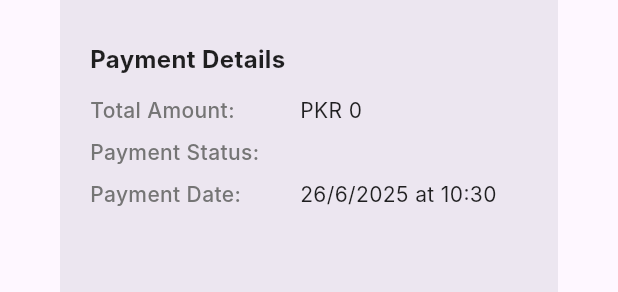
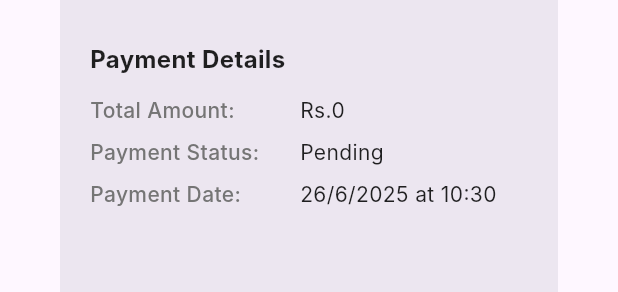
Before and after one commit to faizan2662/admin-panel-drive-smart, a Flutter app: the BookingDetailDialog widget shown alone on an empty page, opened directly with empty values, scrolled down 232 dp, on a phone screen of 412 x 824 dp. Shown: the part 757-1049 px from the top of the screen. Run offline on Flutter 3.47's test engine with Material 3 defaults, Android fonts, the phone set to English and light mode, and no system bars; our stand-ins replace cached_network_image, cloud_firestore, firebase_auth, firebase_core, firebase_storage, fl_chart; missing offline and left inert: dart:html; accounts and stored records are empty; Roboto replaces fonts that are missing (Inter).

Commit message:
Final Day commit

```diff
--- a/lib/screens/training/booking_detail_dialog.dart
+++ b/lib/screens/training/booking_detail_dialog.dart
@@ -107,8 +107,8 @@ class BookingDetailDialog extends StatelessWidget {
                     _buildSection(
                       'Payment Details',
                       [
-                        _buildInfoRow('Total Amount', 'PKR ${booking.totalAmount}'),
-                        _buildInfoRow('Payment Status', booking.paymentStatus ?? 'N/A'),
+                        _buildInfoRow('Total Amount', 'Rs.${booking.totalAmount}'),
+                        _buildInfoRow('Payment Status', _getSimplifiedPaymentStatus(booking.paymentStatus)),
                         if (booking.paymentDate != null)
                           _buildInfoRow('Payment Date', _formatDateTime(booking.paymentDate!)),
                       ],
@@ -324,4 +324,18 @@ class BookingDetailDialog extends StatelessWidget {
       },
     );
   }
+
+  String _getSimplifiedPaymentStatus(String? paymentStatus) {
+    if (paymentStatus == null) return 'Pending';
+
+    switch (paymentStatus.toLowerCase()) {
+      case 'paid':
+      case 'completed':
+      case 'success':
+      case 'successful':
+        return 'Paid';
+      default:
+        return 'Pending';
+    }
+  }
 }
```
Also changed, not shown: lib/models/booking_model.dart (+22 -6 lines), lib/providers/booking_provider.dart (+8 -12 lines), lib/screens/analytics/analytics_screen.dart (+10 -10 lines), lib/screens/training/bookings_screen.dart (+23 -32 lines).
